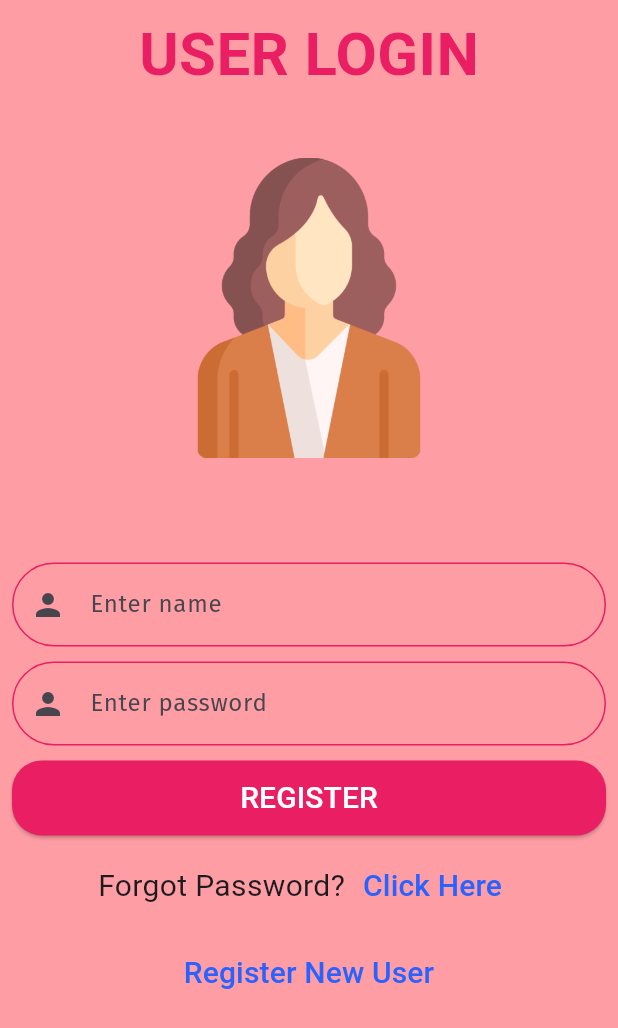
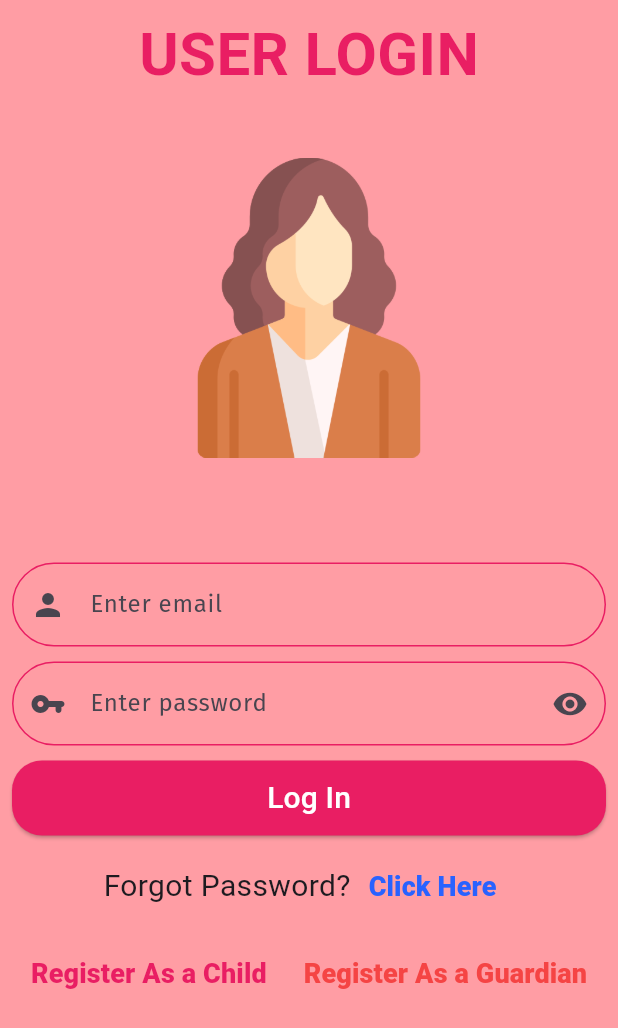
Before and after one commit to pydrive50CS/safety_app, a Flutter app: the screen it shows after launch, on a phone screen of 412 x 824 dp. Shown: the top 1028 px of the screen. Run offline on Flutter 3.47's test engine with Material 3 defaults, Android fonts, the phone set to English and light mode, and no system bars; our stand-ins replace carousel_slider, fluttertoast, google_fonts, webview_flutter; missing offline and left inert: flutter_phone_direct_caller; Roboto replaces fonts that are missing (Belleza).

Commit message:
All registration UI complete

```diff
--- a/lib/components/custom_text_field.dart
+++ b/lib/components/custom_text_field.dart
@@ -1,8 +1,8 @@
 import 'package:flutter/material.dart';
 
 class CustomTextField extends StatelessWidget {
-  const CustomTextField(
-      {super.key,
+  const CustomTextField({
+    super.key,
     this.controller,
     this.enable = true,
     this.focusNode,
@@ -15,12 +15,13 @@ class CustomTextField extends StatelessWidget {
     this.suffix,
     this.validate,
     this.check,
-      this.textInputAction});
+    this.textInputAction,
+  });
 
   final String? hintText;
   final TextEditingController? controller;
-  final String Function(String?)? validate;
-  final String? Function(String?)? onSave;
+  final String? Function(String?)? validate;
+  final Function(String?)? onSave;
   final int? maxLines;
   final bool isPassword;
   final bool enable;
--- a/lib/components/secondary_button.dart
+++ b/lib/components/secondary_button.dart
@@ -3,21 +3,28 @@ import 'package:google_fonts/google_fonts.dart';
 
 class SecondaryButton extends StatelessWidget {
   const SecondaryButton(
-      {super.key, required this.title, required this.onPressed});
+      {super.key,
+      required this.title,
+      required this.onPressed,
+      required this.color});
   final String title;
   final Function onPressed;
+  final Color color;
 
   @override
   Widget build(BuildContext context) {
     return Container(
       child: TextButton(
         onPressed: () {
-          onPressed;
+          onPressed();
         },
         child: Text(
           title,
           style: GoogleFonts.belleza(
-              fontSize: 20, color: Colors.blueAccent.shade700),
+            fontSize: 18,
+            color: color,
+            fontWeight: FontWeight.w800,
+          ),
         ),
       ),
     );
--- a/lib/main.dart
+++ b/lib/main.dart
@@ -2,6 +2,7 @@ import 'package:flutter/material.dart';
 import 'package:google_fonts/google_fonts.dart';
 import 'package:women_safety_app/screens/home_screen.dart';
 import 'package:women_safety_app/screens/login_screen.dart';
+import 'package:women_safety_app/screens/register_child_screen.dart';
 
 void main() {
   runApp(const MyApp());
@@ -22,11 +23,13 @@ class MyApp extends StatelessWidget {
           primarySwatch: Colors.blue,
         ),
         // home: const HomeScreen(title: 'Women Safety App'),
-      routes: {
-        // '/': (context) => HomeScreen(title: "Women Safety App"),
-        '/': (context) => LoginScreen(),
-        // '/loginScreen': (context) => LoginScreen(),
-      },
+        home: const LoginScreen()
+        // routes: {
+        //   // '/': (context) => HomeScreen(title: "Women Safety App"),
+        //   '/': (context) => RegisterUserScreen(),
+        //   // '/loginScreen': (context) => LoginScreen(),
+        //   // '/registerScreen': (context) => RegisterUserScreen(),
+        // },
         );
   }
 }
--- a/lib/screens/login_screen.dart
+++ b/lib/screens/login_screen.dart
@@ -3,10 +3,25 @@ import 'package:google_fonts/google_fonts.dart';
 import 'package:women_safety_app/components/custom_text_field.dart';
 import 'package:women_safety_app/components/primary_button.dart';
 import 'package:women_safety_app/components/secondary_button.dart';
+import 'package:women_safety_app/screens/register_child_screen.dart';
+import 'package:women_safety_app/screens/register_parent_screen.dart';
 import 'package:women_safety_app/utils/constants.dart';
 
-class LoginScreen extends StatelessWidget {
+class LoginScreen extends StatefulWidget {
   const LoginScreen({super.key});
+
+  @override
+  State<LoginScreen> createState() => _LoginScreenState();
+}
+
+class _LoginScreenState extends State<LoginScreen> {
+  bool isPasswordShown = true;
+  final _formKey = GlobalKey<FormState>();
+  final _formData = Map<String, Object>();
+
+  _onSubmit() {
+    _formKey.currentState!.save();
+  }
 
   @override
   Widget build(BuildContext context) {
@@ -38,23 +53,67 @@ class LoginScreen extends StatelessWidget {
                 SizedBox(
                   height: 70,
                 ),
+                Form(
+                  key: _formKey,
+                  child: Column(
+                    children: [
                       CustomTextField(
-                  hintText: "Enter name",
+                        hintText: "Enter email",
                         prefix: Icon(Icons.person),
+                        textInputAction: TextInputAction.next,
+                        keyboardType: TextInputType.emailAddress,
+                        onSave: (email) {
+                          _formData['email'] = email ?? "";
+                        },
+                        validate: (email) {
+                          if (email!.isEmpty ||
+                              email.length < 3 ||
+                              email.contains("@")) {
+                            return ("Enter correct email");
+                          }
+                          return null;
+                        },
                       ),
                       SizedBox(
                         height: 10,
                       ),
                       CustomTextField(
                         hintText: "Enter password",
-                  prefix: Icon(Icons.person),
+                        isPassword: isPasswordShown,
+                        prefix: Icon(Icons.vpn_key_rounded),
+                        suffix: IconButton(
+                          onPressed: () {
+                            setState(() {
+                              isPasswordShown = !isPasswordShown;
+                            });
+                          },
+                          icon: isPasswordShown
+                              ? Icon(Icons.visibility)
+                              : Icon(Icons.visibility_off),
+                        ),
+                        validate: (password) {
+                          if (password!.isEmpty || password.length < 8) {
+                            return ("Enter correct password");
+                          }
+                          return null;
+                        },
+                        onSave: (password) {
+                          _formData["password"] = password ?? "";
+                        },
+                      ),
+                    ],
+                  ),
                 ),
                 SizedBox(
                   height: 10,
                 ),
                 PrimaryButton(
-                  title: "REGISTER",
-                  onPressed: () {},
+                  title: "Log In",
+                  onPressed: () {
+                    if (_formKey.currentState!.validate()) {
+                      _onSubmit();
+                    }
+                  },
                 ),
                 SizedBox(
                   height: 10,
@@ -71,15 +130,30 @@ class LoginScreen extends StatelessWidget {
                     SecondaryButton(
                         title: "Click Here",
                         onPressed: () {},
-                    ),
+                        color: linkColor),
                   ],
                 ),
                 SizedBox(
                   height: 10,
                 ),
+                Row(
+                  mainAxisAlignment: MainAxisAlignment.spaceEvenly,
+                  children: [
                     SecondaryButton(
-                  title: "Register New User",
-                  onPressed: () {},
+                      title: "Register As a Child",
+                      onPressed: () {
+                        goTo(context, RegisterChildScreen());
+                      },
+                      color: Colors.pink,
+                    ),
+                    SecondaryButton(
+                      title: "Register As a Guardian",
+                      onPressed: () {
+                        goTo(context, RegisterGuradianScreen());
+                      },
+                      color: Color.fromARGB(255, 245, 68, 68),
+                    ),
+                  ],
                 ),
               ],
             ),
```
Also changed, not shown: lib/screens/register_child_screen.dart (added, +206 -0 lines), lib/screens/register_parent_screen.dart (added, +206 -0 lines), lib/utils/constants.dart (+9 -0 lines). Lines whose indentation alone changed are shown as unchanged.
